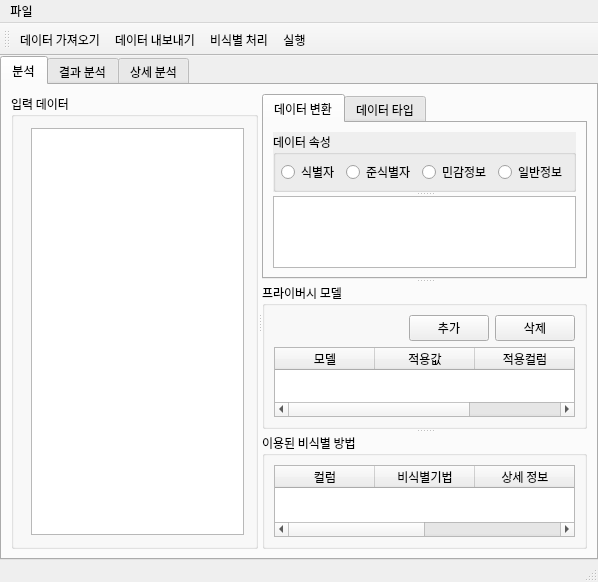
Above: UI/NonIdentifierUI.ui from jihye1996/Automated-De-Identification before the change. Below: the same form after it.
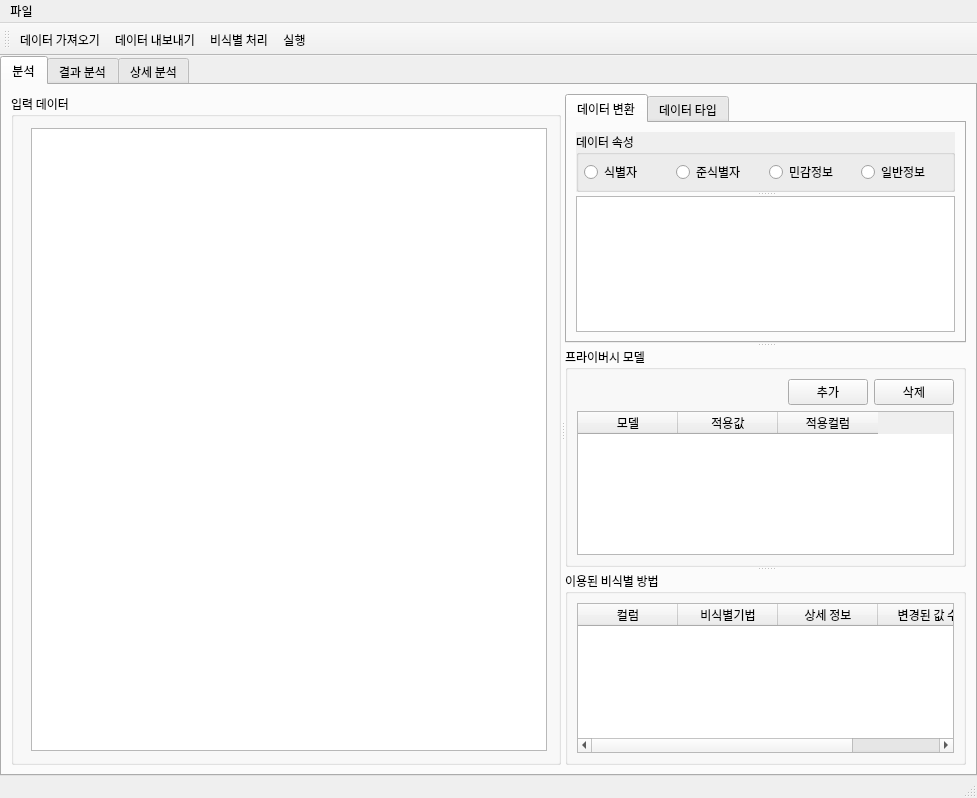
That is the form after the change. Icons and pictures are not drawn. Custom widgets are drawn as their Qt base class.

Patch:
```diff
--- a/UI/NonIdentifierUI.ui
+++ b/UI/NonIdentifierUI.ui
@@ -9,8 +9,8 @@
    <rect>
     <x>0</x>
     <y>0</y>
-    <width>598</width>
-    <height>540</height>
+    <width>977</width>
+    <height>798</height>
    </rect>
   </property>
   <property name="sizePolicy">
@@ -658,8 +658,8 @@
     <rect>
      <x>0</x>
      <y>0</y>
-     <width>598</width>
-     <height>22</height>
+     <width>977</width>
+     <height>26</height>
     </rect>
    </property>
    <widget class="QMenu" name="menuFILE">
```
